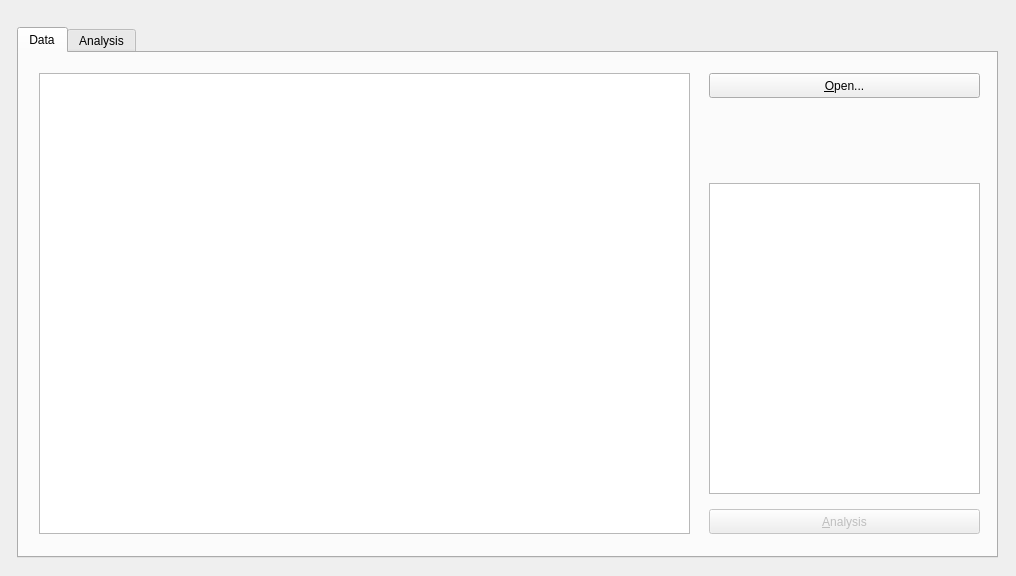
First picture: the form in app/ui/form_spearmanr.ui, repository HansBug/dgdvapp, before the edit.
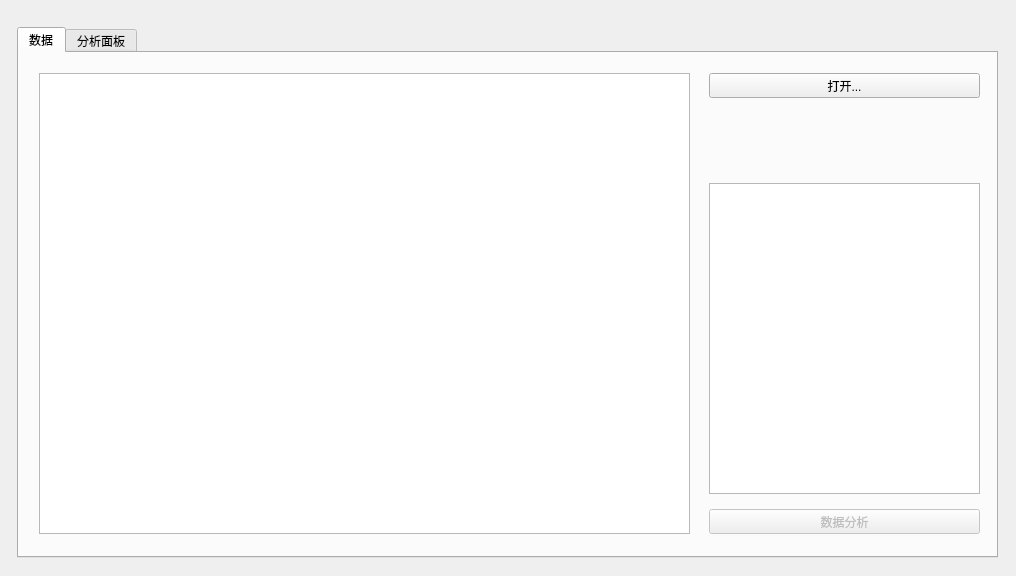
Second picture: the form after the edit. The open tabs and pages were chosen to show the change.

Diff of the .ui file:
```diff
--- a/app/ui/form_spearmanr.ui
+++ b/app/ui/form_spearmanr.ui
@@ -27,7 +27,7 @@
    </property>
    <widget class="QWidget" name="tab_data">
     <attribute name="title">
-     <string>Data</string>
+     <string>数据</string>
     </attribute>
     <widget class="QTableView" name="table_data">
      <property name="geometry">
@@ -49,7 +49,7 @@
       </rect>
      </property>
      <property name="text">
-      <string>&amp;Open...</string>
+      <string>打开...</string>
      </property>
      <property name="shortcut">
       <string>Ctrl+O</string>
@@ -78,7 +78,7 @@
       </rect>
      </property>
      <property name="text">
-      <string>&amp;Analysis</string>
+      <string>数据分析</string>
      </property>
      <property name="shortcut">
       <string>Return</string>
@@ -93,7 +93,7 @@
    </widget>
    <widget class="QWidget" name="tab_analysis">
     <attribute name="title">
-     <string>Analysis</string>
+     <string>分析面板</string>
     </attribute>
     <widget class="QTableView" name="table_analysis">
      <property name="geometry">
```
Left out of the diff: 4 changed lines with no effect on the pictures.
